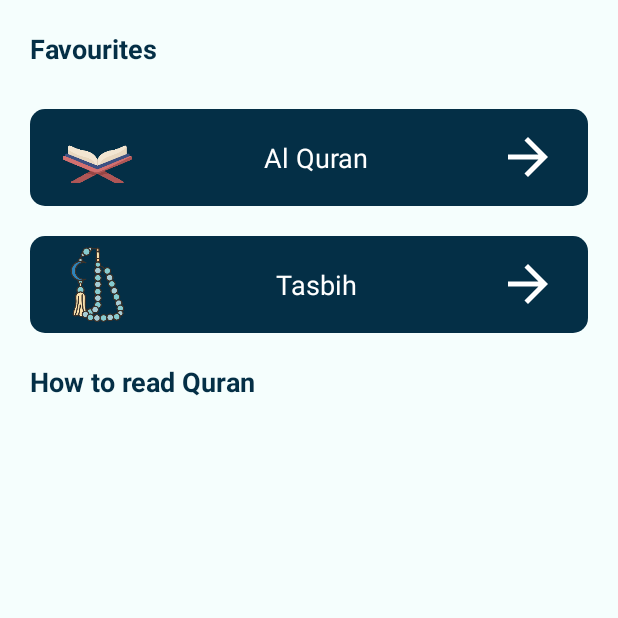
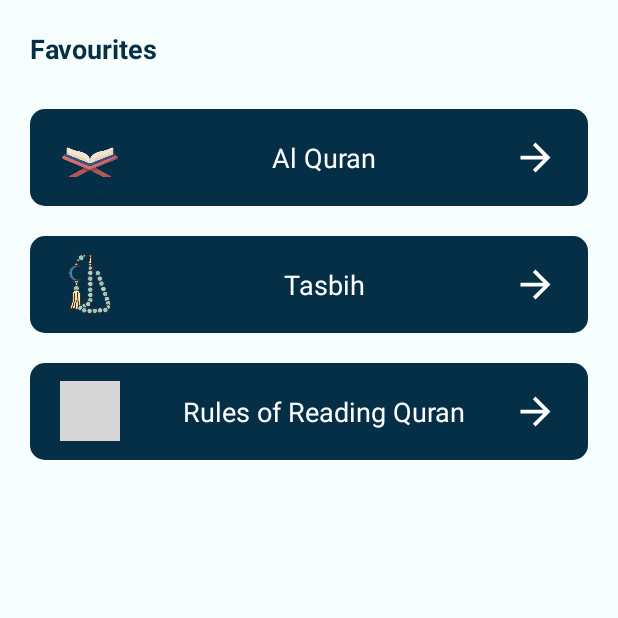
Before and after one commit to Karibayasmin/PrayAndHeal, an Android app: the screen it shows after launch (MainActivity), on a phone screen of 412 x 824 dp, the top half of it. Run offline under Robolectric (Android 15) with nearby library versions, the phone set to English and light mode, and no system bars; our stand-ins replace data binding; network calls fail; 1 statement that could not run was skipped; grey boxes are pictures that could not be loaded.

Commit message:
[Updated] design in activity_main

```diff
--- a/app/src/main/res/layout/activity_main.xml
+++ b/app/src/main/res/layout/activity_main.xml
@@ -49,8 +49,9 @@
             android:background="@drawable/bg_card_solid_blue">
 
             <androidx.appcompat.widget.AppCompatImageView
-                android:layout_width="50dp"
-                android:layout_height="50dp"
+                android:id="@+id/imageView_quran"
+                android:layout_width="40dp"
+                android:layout_height="40dp"
                 android:layout_centerVertical="true"
                 android:layout_marginStart="20dp"
                 android:src="@drawable/ic_quran" />
@@ -59,7 +60,9 @@
             <androidx.appcompat.widget.AppCompatTextView
                 android:layout_width="wrap_content"
                 android:layout_height="wrap_content"
-                android:layout_centerInParent="true"
+                android:layout_toEndOf="@+id/imageView_quran"
+                android:layout_toStartOf="@+id/imageView_next_quran"
+                android:gravity="center"
                 android:paddingStart="10dp"
                 android:paddingTop="20dp"
                 android:paddingBottom="20dp"
@@ -68,8 +71,9 @@
                 android:textSize="18sp" />
 
             <androidx.appcompat.widget.AppCompatImageView
-                android:layout_width="40dp"
-                android:layout_height="40dp"
+                android:id="@+id/imageView_next_quran"
+                android:layout_width="30dp"
+                android:layout_height="30dp"
                 android:layout_alignParentEnd="true"
                 android:layout_centerVertical="true"
                 android:layout_marginEnd="20dp"
@@ -79,17 +83,18 @@
 
         <RelativeLayout
             android:id="@+id/layout_tasbih"
-            android:layout_below="@+id/layout_quran"
             android:layout_width="match_parent"
             android:layout_height="wrap_content"
+            android:layout_below="@+id/layout_quran"
             android:layout_marginStart="20dp"
+            android:layout_marginTop="20dp"
             android:layout_marginEnd="20dp"
-            android:layout_marginTop="20dp"
             android:background="@drawable/bg_card_solid_blue">
 
             <androidx.appcompat.widget.AppCompatImageView
-                android:layout_width="50dp"
-                android:layout_height="50dp"
+                android:id="@+id/imageView_tasbih"
+                android:layout_width="40dp"
+                android:layout_height="40dp"
                 android:layout_centerVertical="true"
                 android:layout_marginStart="20dp"
                 android:src="@drawable/ic_tasbih" />
@@ -97,17 +102,20 @@
             <androidx.appcompat.widget.AppCompatTextView
                 android:layout_width="wrap_content"
                 android:layout_height="wrap_content"
-                android:text="Tasbih"
-                android:textSize="18sp"
-                android:textColor="@color/white"
+                android:layout_toEndOf="@+id/imageView_tasbih"
+                android:layout_toStartOf="@+id/imageView_next_tasbih"
+                android:gravity="center"
                 android:paddingStart="10dp"
                 android:paddingTop="20dp"
                 android:paddingBottom="20dp"
-                android:layout_centerHorizontal="true"/>
+                android:text="Tasbih"
+                android:textColor="@color/white"
+                android:textSize="18sp" />
 
             <androidx.appcompat.widget.AppCompatImageView
-                android:layout_width="40dp"
-                android:layout_height="40dp"
+                android:id="@+id/imageView_next_tasbih"
+                android:layout_width="30dp"
+                android:layout_height="30dp"
                 android:layout_alignParentEnd="true"
                 android:layout_centerVertical="true"
                 android:layout_marginEnd="20dp"
@@ -115,17 +123,50 @@
 
         </RelativeLayout>
 
-        <androidx.appcompat.widget.AppCompatTextView
-            android:id="@+id/textView_read"
+        <RelativeLayout
+            android:id="@+id/layout_rules"
             android:layout_below="@+id/layout_tasbih"
-            android:layout_width="wrap_content"
+            android:layout_width="match_parent"
             android:layout_height="wrap_content"
             android:layout_marginStart="20dp"
             android:layout_marginTop="20dp"
-            android:text="How to read Quran"
-            android:textColor="@color/blue"
-            android:textSize="18sp"
-            android:textStyle="bold" />
+            android:layout_marginEnd="20dp"
+            android:background="@drawable/bg_card_solid_blue">
+
+            <androidx.appcompat.widget.AppCompatImageView
+                android:id="@+id/imageView_rules"
+                android:layout_width="40dp"
+                android:layout_height="40dp"
+                android:layout_centerVertical="true"
+                android:layout_marginStart="20dp"
+                android:src="@drawable/ic_rules" />
+
+            <androidx.appcompat.widget.AppCompatTextView
+                android:id="@+id/textView_rules"
+                android:layout_width="wrap_content"
+                android:layout_height="wrap_content"
+                android:layout_toEndOf="@+id/imageView_rules"
+                android:layout_toStartOf="@+id/imageView_next_rules"
+                android:gravity="center"
+                android:paddingStart="10dp"
+                android:paddingTop="20dp"
+                android:paddingBottom="20dp"
+                android:text="Rules of Reading Quran"
+                android:textColor="@color/white"
+                android:textSize="18sp"
+                app:autoSizeMinTextSize="4sp"
+                app:autoSizeTextType="uniform" />
+
+            <androidx.appcompat.widget.AppCompatImageView
+                android:id="@+id/imageView_next_rules"
+                android:layout_width="30dp"
+                android:layout_height="30dp"
+                android:layout_alignParentEnd="true"
+                android:layout_centerVertical="true"
+                android:layout_marginEnd="20dp"
+                android:src="@drawable/ic_baseline_arrow_forward_24" />
+
+        </RelativeLayout>
 
     </RelativeLayout>
 
```
